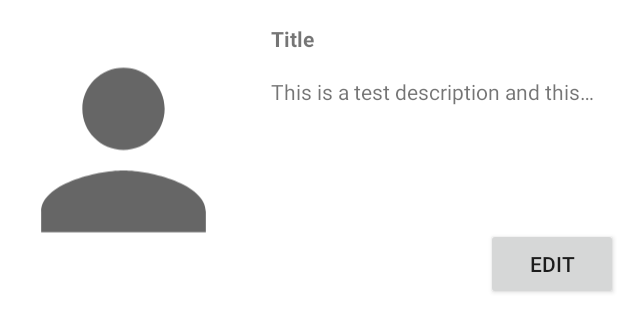
After one commit to RishavChudal/ISMT-Test-Project, an Android app: the layout layout_fact_item.xml on its own in the app's theme, with its tools: preview values and no code run, on a phone screen of 412 x 824 dp. The commit adds this screen. Shown: the top 332 px of the screen. Run offline under Robolectric (Android 15) with nearby library versions, the phone set to English and light mode, and no system bars.

Commit message:
Working in Recycler View

```diff
--- a/app/build.gradle
+++ b/app/build.gradle
@@ -57,6 +57,9 @@ dependencies {
     // Jetpack Compose Integration
     implementation "androidx.navigation:navigation-compose:$nav_version"
 
+    //Recycler View
+    implementation "androidx.recyclerview:recyclerview:1.2.1"
+
     testImplementation 'junit:junit:4.13.2'
     testImplementation 'androidx.arch.core:core-testing:2.1.0'
     testImplementation "org.mockito:mockito-core:3.4.6"
--- /dev/null
+++ b/app/src/main/res/layout/layout_fact_item.xml
@@ -0,0 +1,55 @@
+<?xml version="1.0" encoding="utf-8"?>
+<androidx.constraintlayout.widget.ConstraintLayout xmlns:android="http://schemas.android.com/apk/res/android"
+    android:layout_width="match_parent"
+    android:layout_height="wrap_content"
+    xmlns:app="http://schemas.android.com/apk/res-auto"
+    xmlns:tools="http://schemas.android.com/tools">
+
+    <androidx.appcompat.widget.AppCompatImageView
+        android:id="@+id/item_iv"
+        android:layout_width="0dp"
+        android:layout_height="@dimen/item_height"
+        app:layout_constraintTop_toTopOf="parent"
+        app:layout_constraintStart_toStartOf="parent"
+        app:layout_constraintEnd_toStartOf="@id/guideline_1"
+        tools:src="@drawable/ic_profile_24x"/>
+
+    <androidx.constraintlayout.widget.Guideline
+        android:id="@+id/guideline_1"
+        android:layout_width="wrap_content"
+        android:layout_height="match_parent"
+        app:layout_constraintGuide_percent="0.4"
+        android:orientation="vertical"/>
+
+    <androidx.appcompat.widget.AppCompatTextView
+        android:id="@+id/item_title_tv"
+        android:layout_width="0dp"
+        android:layout_height="wrap_content"
+        app:layout_constraintStart_toEndOf="@id/guideline_1"
+        app:layout_constraintEnd_toEndOf="parent"
+        app:layout_constraintTop_toTopOf="parent"
+        android:layout_margin="@dimen/widget_margin_normal"
+        android:textStyle="bold"
+        tools:text="Title"/>
+
+    <androidx.appcompat.widget.AppCompatTextView
+        android:id="@+id/item_description_tv"
+        android:layout_width="0dp"
+        android:layout_height="wrap_content"
+        app:layout_constraintStart_toEndOf="@id/guideline_1"
+        app:layout_constraintEnd_toEndOf="parent"
+        app:layout_constraintTop_toBottomOf="@id/item_title_tv"
+        android:layout_margin="@dimen/widget_margin_normal"
+        android:ellipsize="end"
+        android:maxLines="1"
+        tools:text="This is a test description and this will notify you about the fact"/>
+
+    <androidx.appcompat.widget.AppCompatButton
+        android:id="@+id/item_btn_edit"
+        android:layout_width="wrap_content"
+        android:layout_height="wrap_content"
+        app:layout_constraintEnd_toEndOf="parent"
+        app:layout_constraintBottom_toBottomOf="parent"
+        android:text="Edit"/>
+
+</androidx.constraintlayout.widget.ConstraintLayout>
--- a/app/src/main/res/values/dimens.xml
+++ b/app/src/main/res/values/dimens.xml
@@ -4,4 +4,5 @@
     <dimen name="widget_margin_normal">16dp</dimen>
     <dimen name="text_size_normal">16sp</dimen>
     <dimen name="bottom_nav_height">56dp</dimen>
+    <dimen name="item_height">200dp</dimen>
 </resources>
```
Also changed, not shown: app/src/main/java/np/com/rishavchudal/test/presentation/dashboard/adapter/FactRecyclerAdapter.java (added, +88 -0 lines), domain/src/main/java/np/com/rishavchudal/domain/models/Fact.java (added, +44 -0 lines), domain/src/main/java/np/com/rishavchudal/domain/models/FactLocation.java (added, +28 -0 lines).
